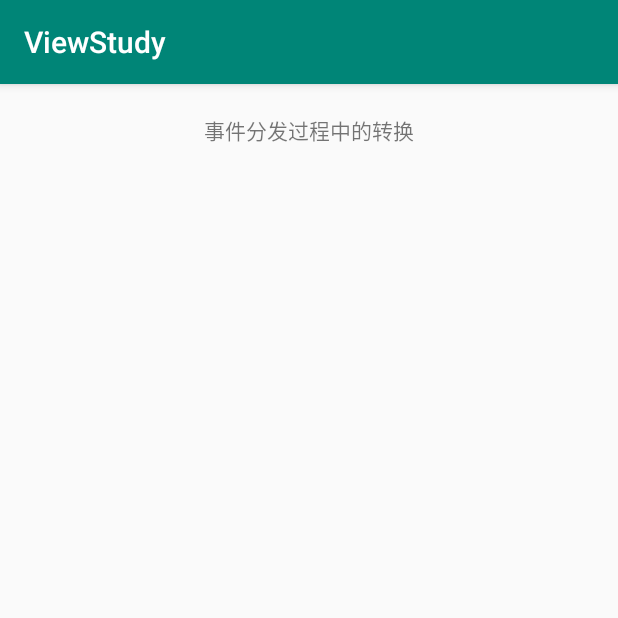
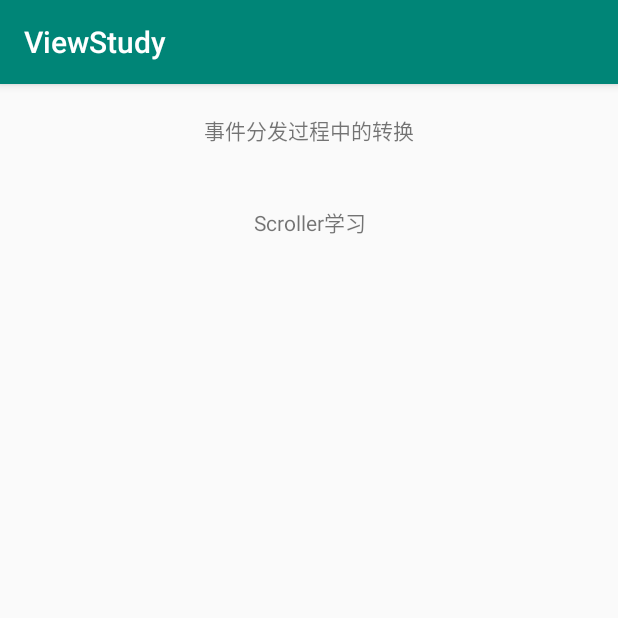
Before and after one commit to thinkerzhangyan/ViewStudy, an Android app: the screen it shows after launch (MainActivity), on a phone screen of 412 x 824 dp, the top half of it. Run offline under Robolectric (Android 15) with nearby library versions, the phone set to English and light mode, and no system bars.

Commit message:
Scroller.

```diff
--- a/app/src/main/AndroidManifest.xml
+++ b/app/src/main/AndroidManifest.xml
@@ -18,6 +18,8 @@
         </activity>
         <activity android:name=".location_transfrom.ViewLocationTransformActivity">
         </activity>
+        <activity android:name=".scroller.ViewScrollerActivity">
+        </activity>
     </application>
 
 </manifest>
--- a/app/src/main/java/com/thinkerzhangyan/viewstudy/MainActivity.java
+++ b/app/src/main/java/com/thinkerzhangyan/viewstudy/MainActivity.java
@@ -9,11 +9,13 @@ import android.widget.LinearLayout;
 import android.widget.TextView;
 
 import com.thinkerzhangyan.viewstudy.location_transfrom.ViewLocationTransformActivity;
+import com.thinkerzhangyan.viewstudy.scroller.ViewScrollerActivity;
 
 public class MainActivity extends AppCompatActivity {
 
 
     private TextView mLocationTransfromText;
+    private TextView mScrollerText;
 
     @Override
     protected void onCreate(Bundle savedInstanceState) {
@@ -29,6 +31,15 @@ public class MainActivity extends AppCompatActivity {
             }
         });
 
+        mScrollerText = findViewById(R.id.text_scroller);
+        mScrollerText.setOnClickListener(new View.OnClickListener() {
+            @Override
+            public void onClick(View v) {
+                Intent intent = new Intent(MainActivity.this, ViewScrollerActivity.class);
+                startActivity(intent);
+            }
+        });
+
 
     }
 }
--- a/app/src/main/res/layout/activity_main.xml
+++ b/app/src/main/res/layout/activity_main.xml
@@ -12,6 +12,10 @@
         android:layout_width="match_parent"
         android:layout_height="match_parent"
         android:gravity="center">
+        <LinearLayout
+            android:layout_width="match_parent"
+            android:layout_height="match_parent"
+            android:orientation="vertical">
             <TextView
                 android:id="@+id/text_location_transform"
                 android:layout_width="match_parent"
@@ -20,6 +24,15 @@
                 android:gravity="center"
                 android:text="事件分发过程中的转换"
                 />
+            <TextView
+                android:id="@+id/text_scroller"
+                android:layout_width="match_parent"
+                android:layout_height="wrap_content"
+                android:padding="20dp"
+                android:gravity="center"
+                android:text="Scroller学习"
+                />
+        </LinearLayout>
     </ScrollView>
 
 </LinearLayout>
```
Also changed, not shown: app/src/main/java/com/thinkerzhangyan/viewstudy/scroller/ScrollerLayout.java (added, +144 -0 lines), app/src/main/java/com/thinkerzhangyan/viewstudy/scroller/ViewScrollerActivity.java (added, +18 -0 lines), app/src/main/res/layout/activity_scroller.xml (added, +43 -0 lines). Lines whose indentation alone changed are shown as unchanged.
